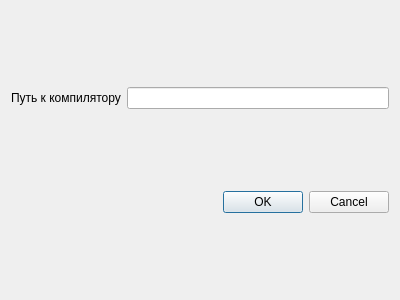
The window that PA10mini_all/sources/settingsdialog.ui (manichev/pa10mini) describes before a commit, drawn with Qt 5.
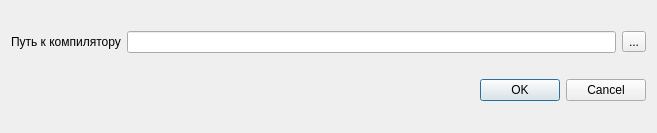
The same window after the commit.

Commit message:
Добавлен QToolButton с вызовом QFileDialog для задания пути к g++
Ограничены размеры кнопок с иконками

Issue: #11

What changed in the file:
```diff
--- a/PA10mini_all/sources/settingsdialog.ui
+++ b/PA10mini_all/sources/settingsdialog.ui
@@ -6,8 +6,8 @@
    <rect>
     <x>0</x>
     <y>0</y>
-    <width>400</width>
-    <height>300</height>
+    <width>657</width>
+    <height>133</height>
    </rect>
   </property>
   <property name="windowTitle">
@@ -26,6 +26,13 @@
      <item>
       <widget class="QLineEdit" name="pathToMinGWEdit"/>
      </item>
+     <item>
+      <widget class="QToolButton" name="pathToMinGWToolButton">
+       <property name="text">
+        <string>...</string>
+       </property>
+      </widget>
+     </item>
     </layout>
    </item>
    <item row="1" column="0">
```
The commit also changes 3 other files.
